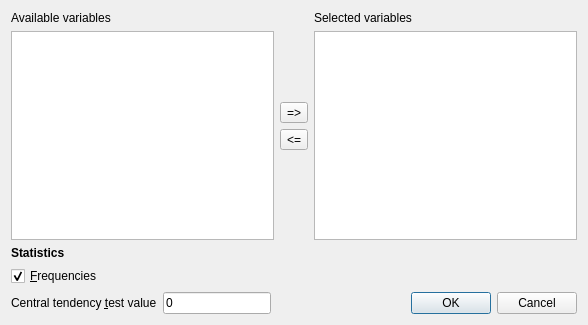
This is cogstat/ui/var_properties.ui in cogstat/cogstat as Qt 5 draws it before an edit. The edited form follows.
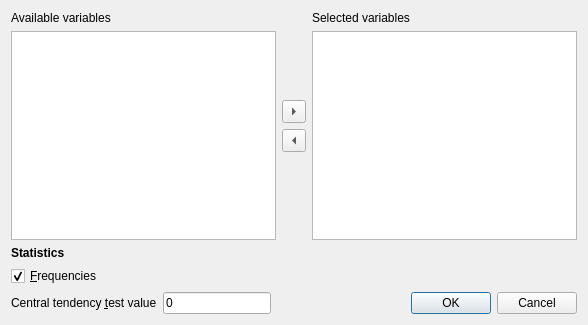
This is the edited form.

What changed in the file:
```diff
--- a/cogstat/ui/var_properties.ui
+++ b/cogstat/ui/var_properties.ui
@@ -57,15 +57,15 @@
        </item>
        <item>
         <widget class="QToolButton" name="addVar">
-         <property name="text">
-          <string>=&gt;</string>
+         <property name="arrowType">
+          <enum>Qt::RightArrow</enum>
          </property>
         </widget>
        </item>
        <item>
         <widget class="QToolButton" name="removeVar">
-         <property name="text">
-          <string>&lt;=</string>
+         <property name="arrowType">
+          <enum>Qt::LeftArrow</enum>
          </property>
         </widget>
        </item>
```
